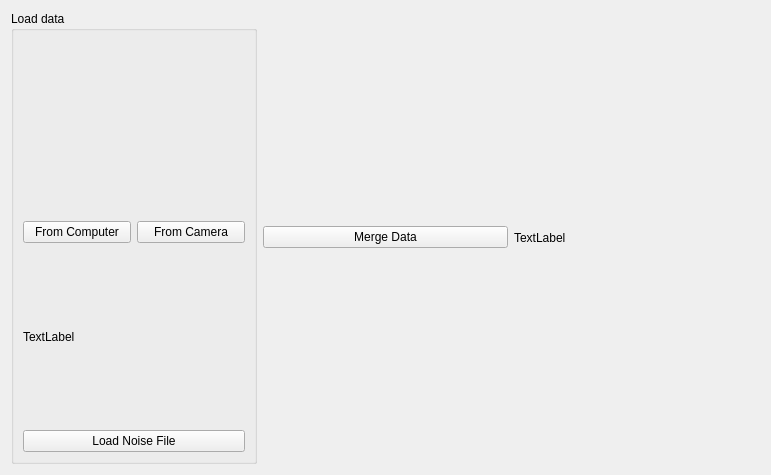
Old version of the form src/views/MergeDataWidget.ui in the repository frmeu9/projet_fin_etude.
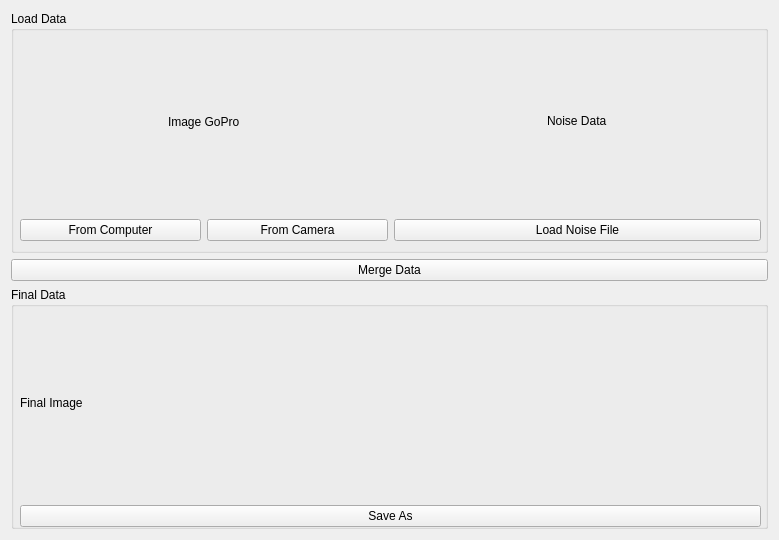
New version of the form.

Patch:
```diff
--- a/src/views/MergeDataWidget.ui
+++ b/src/views/MergeDataWidget.ui
@@ -6,22 +6,38 @@
    <rect>
     <x>0</x>
     <y>0</y>
-    <width>771</width>
-    <height>475</height>
+    <width>779</width>
+    <height>540</height>
    </rect>
   </property>
   <property name="windowTitle">
    <string>Form</string>
   </property>
-  <layout class="QHBoxLayout" name="horizontalLayout_3">
-   <item>
-    <widget class="QGroupBox" name="GR_loadData">
+  <layout class="QGridLayout" name="gridLayout">
+   <item row="1" column="0">
+    <widget class="QPushButton" name="PB_mergeData">
+     <property name="text">
+      <string>Merge Data</string>
+     </property>
+    </widget>
+   </item>
+   <item row="2" column="0">
+    <widget class="QGroupBox" name="groupBox_2">
      <property name="title">
-      <string>Load data</string>
+      <string>Final Data</string>
      </property>
-     <layout class="QVBoxLayout" name="verticalLayout">
+     <widget class="QWidget" name="verticalLayoutWidget_3">
+      <property name="geometry">
+       <rect>
+        <x>9</x>
+        <y>19</y>
+        <width>741</width>
+        <height>221</height>
+       </rect>
+      </property>
+      <layout class="QVBoxLayout" name="verticalLayout_4">
       <item>
-       <widget class="QLabel" name="LA_imageGopro">
+        <widget class="QLabel" name="LA_finalImage">
         <property name="sizePolicy">
          <sizepolicy hsizetype="Preferred" vsizetype="Expanding">
           <horstretch>0</horstretch>
@@ -29,13 +45,54 @@
          </sizepolicy>
         </property>
         <property name="text">
-         <string/>
+          <string>Final Image</string>
         </property>
        </widget>
       </item>
       <item>
+        <widget class="QPushButton" name="PB_saveAs">
+         <property name="text">
+          <string>Save As</string>
+         </property>
+        </widget>
+       </item>
+      </layout>
+     </widget>
+    </widget>
+   </item>
+   <item row="0" column="0">
+    <widget class="QGroupBox" name="groupBox">
+     <property name="title">
+      <string>Load Data</string>
+     </property>
+     <widget class="QWidget" name="horizontalLayoutWidget">
+      <property name="geometry">
+       <rect>
+        <x>9</x>
+        <y>19</y>
+        <width>741</width>
+        <height>211</height>
+       </rect>
+      </property>
        <layout class="QHBoxLayout" name="horizontalLayout">
         <item>
+        <layout class="QVBoxLayout" name="verticalLayout_2">
+         <item alignment="Qt::AlignHCenter">
+          <widget class="QLabel" name="LA_imageGopro">
+           <property name="sizePolicy">
+            <sizepolicy hsizetype="Preferred" vsizetype="Expanding">
+             <horstretch>0</horstretch>
+             <verstretch>0</verstretch>
+            </sizepolicy>
+           </property>
+           <property name="text">
+            <string>Image GoPro</string>
+           </property>
+          </widget>
+         </item>
+         <item>
+          <layout class="QHBoxLayout" name="horizontalLayout_2">
+           <item>
          <widget class="QPushButton" name="PB_fromComputer">
           <property name="text">
            <string>From Computer</string>
@@ -51,7 +108,11 @@
         </item>
        </layout>
       </item>
+        </layout>
+       </item>
       <item>
+        <layout class="QVBoxLayout" name="verticalLayout_3">
+         <item alignment="Qt::AlignHCenter|Qt::AlignVCenter">
        <widget class="QLabel" name="LA_noiseData">
         <property name="sizePolicy">
          <sizepolicy hsizetype="Preferred" vsizetype="Expanding">
@@ -60,14 +121,18 @@
          </sizepolicy>
         </property>
         <property name="text">
-         <string>TextLabel</string>
+            <string>Noise Data</string>
         </property>
        </widget>
       </item>
-      <item>
-       <layout class="QHBoxLayout" name="horizontalLayout_2">
         <item>
          <widget class="QPushButton" name="PB_loadNoiseFile">
+           <property name="sizePolicy">
+            <sizepolicy hsizetype="Preferred" vsizetype="Fixed">
+             <horstretch>0</horstretch>
+             <verstretch>0</verstretch>
+            </sizepolicy>
+           </property>
           <property name="text">
            <string>Load Noise File</string>
           </property>
@@ -77,19 +142,6 @@
       </item>
      </layout>
     </widget>
-   </item>
-   <item>
-    <widget class="QPushButton" name="PB_mergeData">
-     <property name="text">
-      <string>Merge Data</string>
-     </property>
-    </widget>
-   </item>
-   <item>
-    <widget class="QLabel" name="LA_finalImage">
-     <property name="text">
-      <string>TextLabel</string>
-     </property>
     </widget>
    </item>
   </layout>
```
Lines whose indentation alone changed are shown as unchanged.
